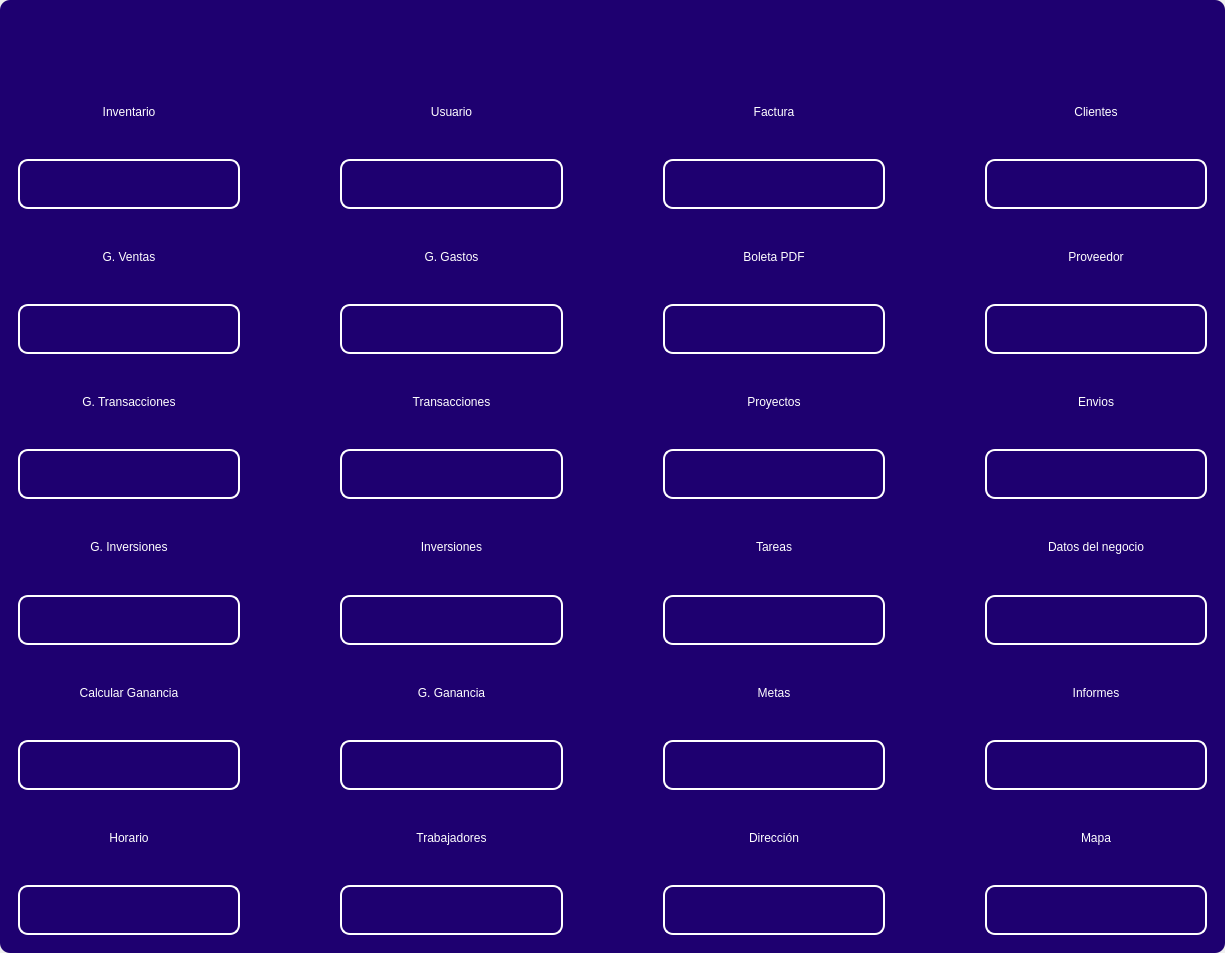
First picture: the form in design/standar/dashboard_standar0.ui, repository codemiguel-dev/ERP-EmprendeSoft-Desktop, before the edit.
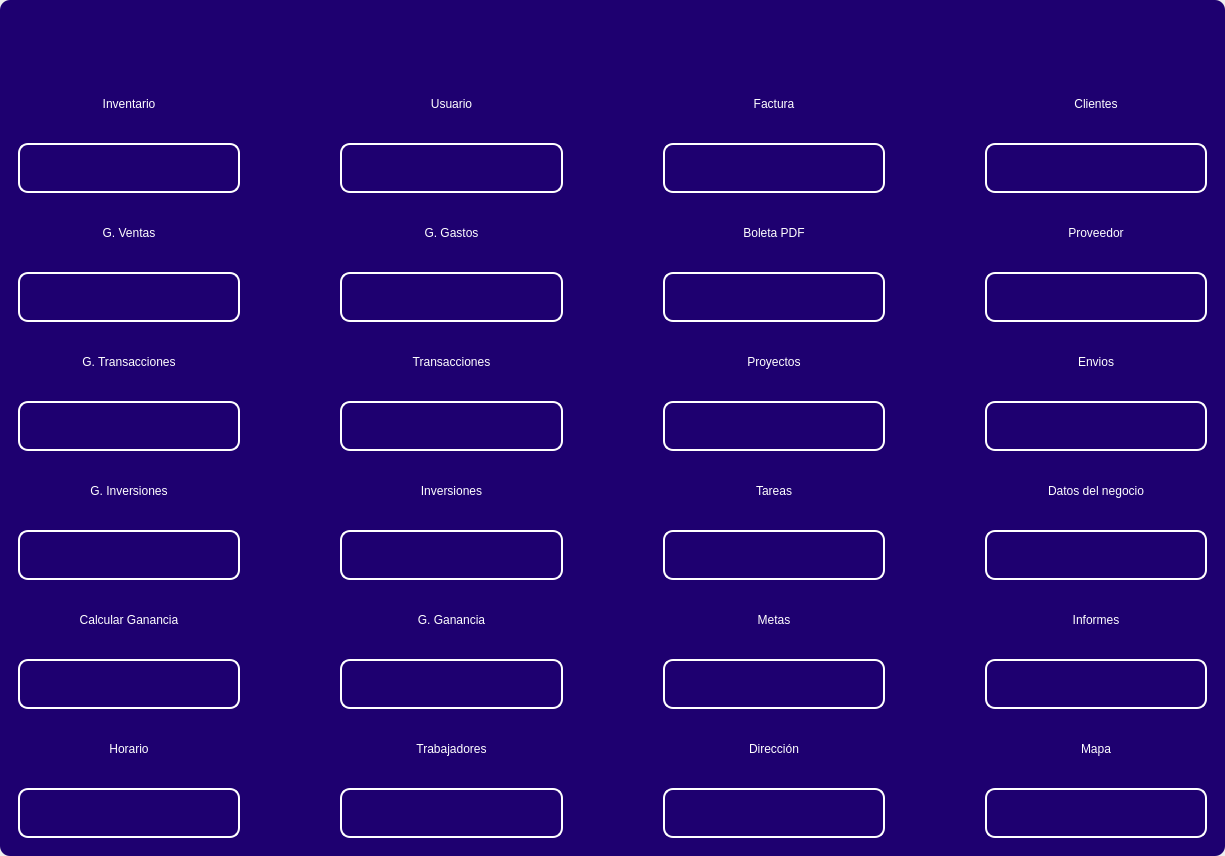
Second picture: the form after the edit. Icons and pictures are not drawn.

```diff
--- a/design/standar/dashboard_standar0.ui
+++ b/design/standar/dashboard_standar0.ui
@@ -7,7 +7,7 @@
     <x>0</x>
     <y>0</y>
     <width>1225</width>
-    <height>953</height>
+    <height>856</height>
    </rect>
   </property>
   <property name="windowTitle">
```
Left out of the diff: 13 changed lines with no effect on the pictures.
